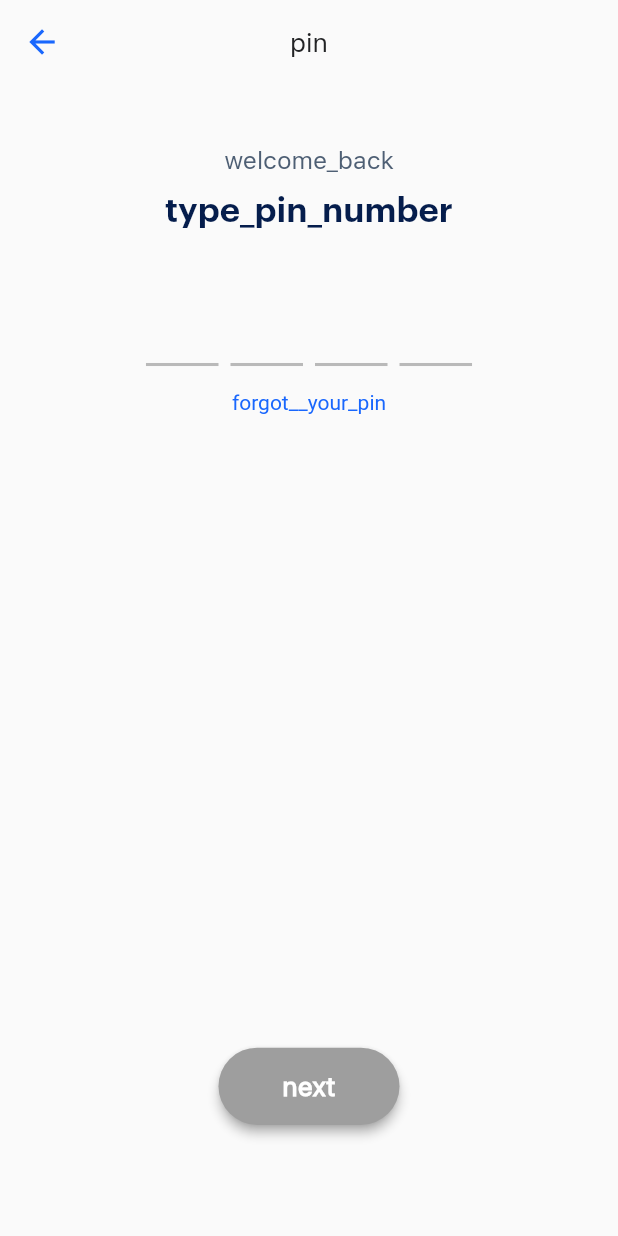
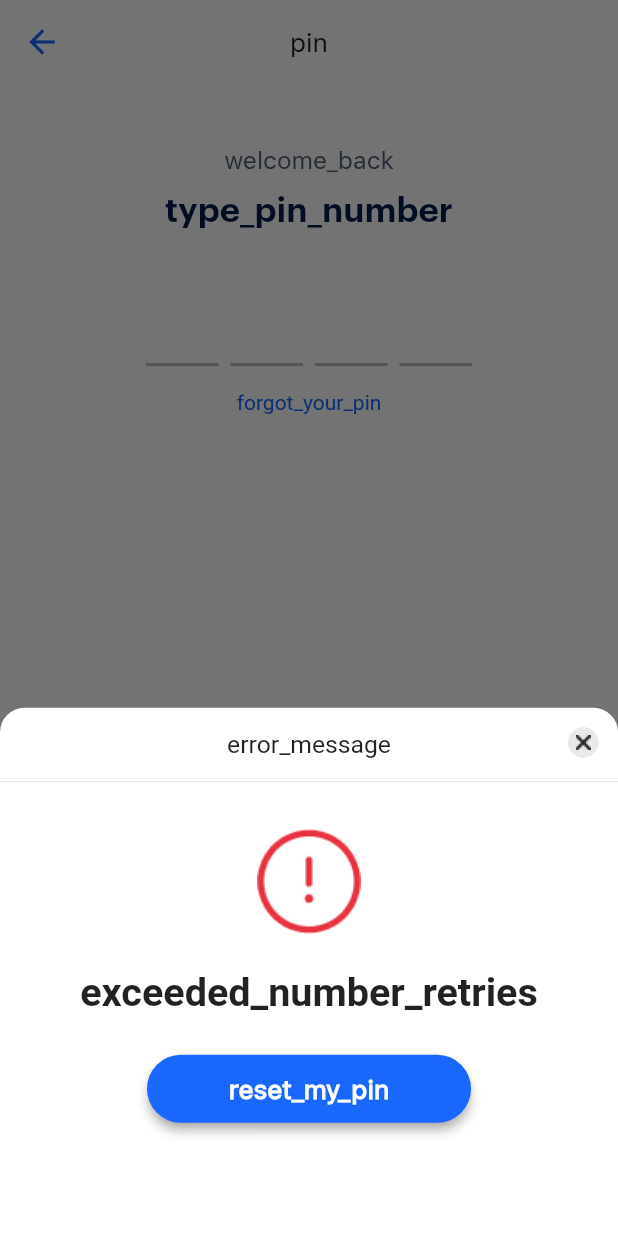
Before and after one commit to milind-nagarro/FAB-NHL, a Flutter app: the LoginPinScreen screen opened by its route, after a tap on "next", on a phone screen of 412 x 824 dp. Run offline on Flutter 3.47's test engine with Material 2 defaults, Android fonts, the phone set to English and light mode, and no system bars; drawn by our look-alikes of pinput; our stand-ins replace flutter_screenutil, get, get_storage, google_fonts, timer_count_down; accounts and stored records are empty.

Commit message:
design: added bottom sheet when exceeding retries for entering pin

```diff
--- a/lib/common/AppColor.dart
+++ b/lib/common/AppColor.dart
@@ -13,3 +13,5 @@ Color primaryLabelColor = const Color(0XFF1967FD);
 Color smallTextColor = const Color(0XFF0090FF);
 const inputTextColor = Color(0XFF000000);
 const headerTextColor = Color(0XFF222325);
+const separatorColor = Color.fromRGBO(213, 216, 219, 1);
+const greyBackground = Color.fromRGBO(34, 35, 37, 0.1);
--- a/lib/common/widgets/OnlyBottomCursor.dart
+++ b/lib/common/widgets/pin_input_widget.dart
@@ -8,8 +8,11 @@ import 'package:pinput/pinput.dart';
 
 import '../AppColor.dart';
 
-class OnlyBottomCursor extends StatelessWidget {
-  const OnlyBottomCursor(
+///
+/// Custom widget to handle PIN input on different pages
+///
+class PinInputWidget extends StatelessWidget {
+  const PinInputWidget(
       {Key? key,
       required this.controller,
       required this.focusNode,
@@ -92,10 +95,10 @@ class OnlyBottomCursor extends StatelessWidget {
     );
 
     return Pinput(
-      key: const Key("PinputWidget"),
+      key: key,
       length: length ?? 4,
       pinAnimationType: PinAnimationType.slide,
-      pinputAutovalidateMode: PinputAutovalidateMode.disabled,
+      pinputAutovalidateMode: PinputAutovalidateMode.onSubmit,
       controller: controller,
       focusNode: focusNode,
       errorText: 'error_pin_match'.tr,
--- a/lib/locale/English.dart
+++ b/lib/locale/English.dart
@@ -49,5 +49,9 @@ const Map<String, String> labels = {
   // Login PIN
   'pin': 'PIN',
   'type_pin_number': 'Type your PIN Number',
-  'forgot__your_pin': 'Forgot your PIN?',
+  'forgot_your_pin': 'Forgot your PIN?',
+  // Verify PIN
+  'error_message': 'Error Message',
+  'exceeded_number_retries': 'You have exceeded the number of maximum tries, Please reset your PIN',
+  'reset_my_pin': "Reset my PIN",
 };
--- a/lib/module/login/LoginScreenController.dart
+++ b/lib/module/login/LoginScreenController.dart
@@ -1,11 +1,19 @@
+import 'package:fab_nhl/common/AppColor.dart';
 import 'package:fab_nhl/module/register/RegisterMobileController.dart';
 import 'package:fab_nhl/route/RoutePaths.dart';
+import 'package:flutter/material.dart';
+import 'package:flutter/widgets.dart';
+import 'package:flutter_screenutil/flutter_screenutil.dart';
 import 'package:get/get.dart';
+
+import '../../common/Style.dart';
 
 class LoginScreenController extends RegisterMobileController {
   final rememberMeFlag = false.obs;
 
   var pin = "".obs;
+  var errorPinCount = 3;
+  var showErrorText = "".obs;
 
   void onPinTextChanged(String value) {
     pin(value);
@@ -31,4 +39,104 @@ class LoginScreenController extends RegisterMobileController {
   void navigateToRegisterScreen() {
     Get.toNamed(registerMobile);
   }
+
+  void validatePin() {
+    showErrorPinBottomSheet();
+    return;
+    if (errorPinCount == 0) {}
+
+    if (pin.value != "1234") {
+      errorPinCount--;
+      showErrorText('invalid_pin_number'.tr);
+    } else {
+      showErrorText('');
+      // Move to the next screen
+    }
+  }
+
+  void showErrorPinBottomSheet() {
+    Get.bottomSheet(
+      Container(
+        decoration: BoxDecoration(
+          color: Colors.white,
+          shape: BoxShape.rectangle,
+          borderRadius: BorderRadius.only(
+            topLeft: Radius.circular(16.r),
+            topRight: Radius.circular(16.r),
+          ),
+        ),
+        height: 347.h,
+        child: Column(
+          children: [
+            Stack(children: [
+              SizedBox(
+                width: double.infinity,
+                child: Center(
+                    child: Padding(
+                  padding: const EdgeInsets.all(15.0),
+                  child: Text('error_message'.tr,
+                      style: TextStyle(fontSize: 15.sp)),
+                )),
+              ),
+              Positioned(
+                  top: 13,
+                  right: 13,
+                  child: GestureDetector(
+                    onTap: () {
+                      navigator?.pop();
+                    },
+                    child: CircleAvatar(
+                      radius: 10.r,
+                      backgroundColor: greyBackground,
+                      child: Image.asset(
+                        'images/black_cross.png',
+                        width: 20.w,
+                        height: 20.h,
+                      ),
+                    ),
+                  ))
+            ]),
+            Container(
+              color: separatorColor,
+              width: double.infinity,
+              height: 0.5.h,
+            ),
+            SizedBox(
+              height: 15.h,
+            ),
+            Container(
+              padding: const EdgeInsets.only(top: 16),
+              color: Colors.white,
+              child: Center(
+                child: Image.asset('images/error_red.png'),
+              ),
+            ),
+            SizedBox(
+              height: 8.h,
+            ),
+            Container(
+              padding: const EdgeInsets.all(16),
+              color: Colors.white,
+              child: Center(
+                  child: Text(
+                'exceeded_number_retries'.tr,
+                textAlign: TextAlign.center,
+                style: TextStyle(
+                  fontSize: 24.sp,
+                  fontWeight: FontWeight.bold,
+                ),
+              )),
+            ),
+            SizedBox(
+              height: 8.h,
+            ),
+            FABWidget.appButton('reset_my_pin'.tr,
+                minSize: Size(179.w, 44.h), onPressed: () {}),
+          ],
+        ),
+      ),
+      isDismissible: true,
+      enableDrag: true,
+    );
+  }
 }
--- a/lib/module/login/LoginPinScreen.dart
+++ b/lib/module/login/login_pin_screen.dart
@@ -5,7 +5,7 @@ import 'package:get/get.dart';
 
 import '../../common/AppColor.dart';
 import '../../common/Style.dart';
-import '../../common/widgets/OnlyBottomCursor.dart';
+import '../../common/widgets/pin_input_widget.dart';
 import 'LoginScreenController.dart';
 
 class LoginPinScreen extends StatelessWidget {
@@ -34,27 +34,28 @@ class LoginPinScreen extends StatelessWidget {
               ),
               SizedBox(height: 33.h),
               Center(
-                  child: OnlyBottomCursor(
+                 child: PinInputWidget(
                     controller: textController,
                     focusNode: focusNode,
-                    onChange: (value) => {
-                      controller.onPinTextChanged(value)
-                    },
+                    onChange: (value) => {controller.onPinTextChanged(value)},
                     validator: (value) {
-                      return null;
-                    }
-                  )),
+                      return controller.showErrorText.value.isNotEmpty
+                          ? controller.showErrorText.value
+                          : null;
+                    })
+              ),
               SizedBox(height: 16.h),
-              Text('forgot__your_pin'.tr,
+              Text(
+                'forgot_your_pin'.tr,
                 style: const TextStyle(color: borderColor),
               ),
               const Spacer(),
-              Obx(() => FABWidget.appButton(
-                  'next'.tr,
-                  bgColor:
-                  controller.pin.value.length == 4 ? Colors.blue : Colors.grey,
+              Obx(() => FABWidget.appButton('next'.tr,
+                  bgColor: controller.pin.value.length == 4
+                      ? Colors.blue
+                      : Colors.grey,
                   minSize: Size(100.w, 50.h),
-                  onPressed: () => {})),
+                  onPressed: () => {controller.validatePin()})),
               SizedBox(height: 33.h),
             ],
           ),
--- a/lib/module/setuppin/SetupConfirmController.dart
+++ b/lib/module/setuppin/setup_confirm_controller.dart
@@ -39,6 +39,7 @@ class SetupConfirmController extends GetxController {
     }
   }
 
+  // Check if the pin entered is the same as in setup pin
   String? validations(bool isConfirmation, String? value) {
     if (isConfirmation) {
       if (value != pin.value) {
--- a/lib/module/setuppin/SetupConfirmPinBinder.dart
+++ b/lib/module/setuppin/setup_confirm_pin_binder.dart
@@ -1,4 +1,4 @@
-import 'package:fab_nhl/module/setuppin/SetupConfirmController.dart';
+import 'package:fab_nhl/module/setuppin/setup_confirm_controller.dart';
 import 'package:get/get.dart';
 
 class SetupConfirmPinBinder extends Bindings {
--- a/lib/module/verification/Verification.dart
+++ b/lib/module/verification/Verification.dart
@@ -8,7 +8,7 @@ import 'package:get/get_instance/src/extension_instance.dart';
 import 'package:get/get_utils/src/extensions/internacionalization.dart';
 import 'package:timer_count_down/timer_count_down.dart';
 
-import '../../common/widgets/OnlyBottomCursor.dart';
+import '../../common/widgets/pin_input_widget.dart';
 import 'VerificationController.dart';
 
 class Verification extends StatelessWidget {
@@ -35,7 +35,7 @@ class Verification extends StatelessWidget {
                     style: FABStyles.subHeaderLabelStyle),
                 SizedBox(height: 16.h),
                 Center(
-                    child: OnlyBottomCursor(
+                    child: PinInputWidget(
                       controller: controller.textController,
                       focusNode: controller.focusNode,
                       length: 6,
--- a/pubspec.yaml
+++ b/pubspec.yaml
@@ -95,6 +95,8 @@ flutter:
     - images/error.png
     - images/2.0x/error.png
     - images/3.0x/error.png
+    - images/error_red.png
+    - images/black_cross.png
   #   - images/a_dot_burr.jpeg
   #   - images/a_dot_ham.jpeg
 
```
Also changed, not shown: lib/module/setuppin/SetupConfirmPinPage.dart (deleted, +0 -123 lines), lib/module/setuppin/setup_confirm_pin_page.dart (added, +110 -0 lines), lib/route/AppPages.dart (+5 -5 lines), images/black_cross.png (added), images/error_red.png (added).
